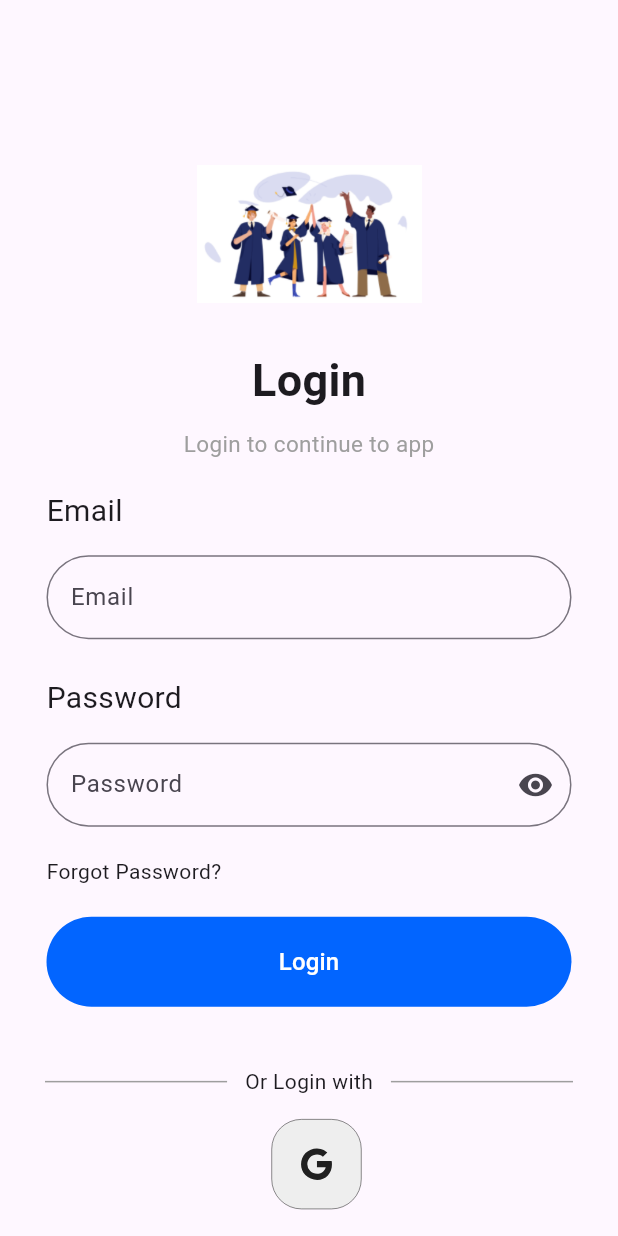
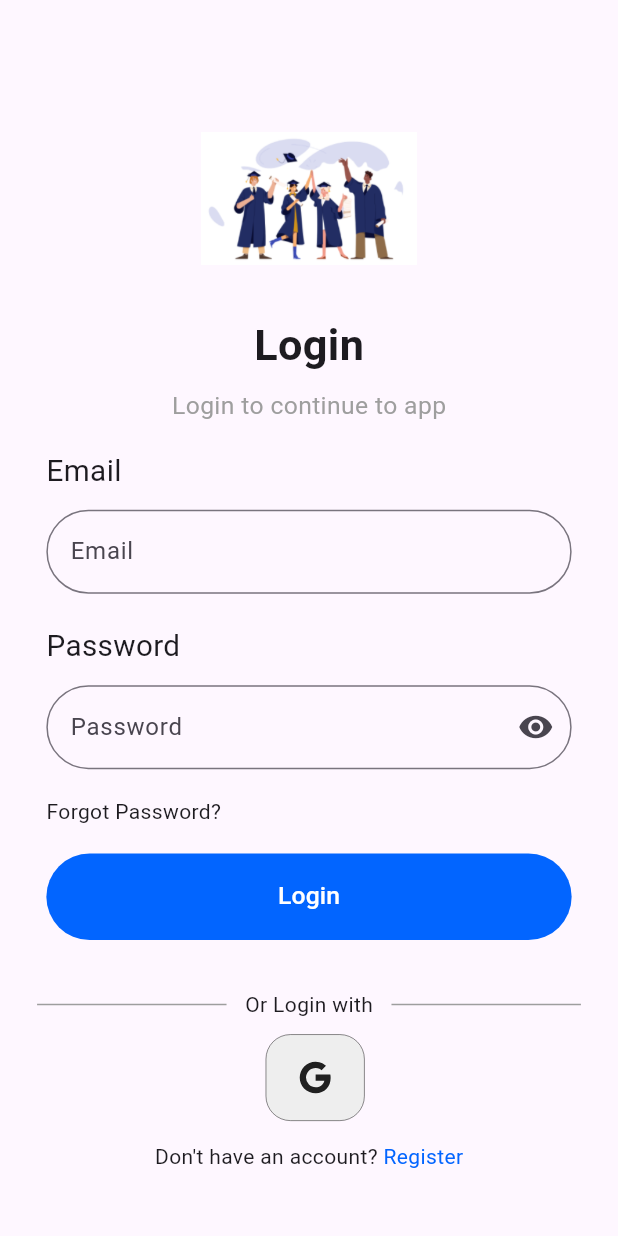
Before and after one commit to SohamDesai1/XIE-IT-HUB, a Flutter app: the screen it shows after launch, on a phone screen of 412 x 824 dp. Run offline on Flutter 3.47's test engine with Material 3 defaults, Android fonts, the phone set to English and light mode, and no system bars; our stand-ins replace animated_splash_screen, cloud_firestore, firebase_auth, firebase_core, floating_bottom_navigation_bar, flutter_riverpod and 8 more; missing offline and left inert: flutter_custom_carousel_slider, horizontal_calendar, syncfusion_flutter_pdfviewer; accounts and stored records are empty.

Commit message:
style(dimensions): changed to sizer

```diff
--- a/lib/screens/auth/login.dart
+++ b/lib/screens/auth/login.dart
@@ -5,6 +5,7 @@ import 'package:college_manager/services/auth/login.dart';
 import 'package:flutter_riverpod/flutter_riverpod.dart';
 import 'package:go_router/go_router.dart';
 import 'package:ionicons/ionicons.dart';
+import 'package:sizer/sizer.dart';
 
 class Login extends ConsumerStatefulWidget {
   const Login({super.key});
@@ -26,29 +27,29 @@ class _LoginState extends ConsumerState<Login> {
       appBar: AppBar(),
       body: SingleChildScrollView(
         child: Padding(
-          padding: const EdgeInsets.only(top: 30.0),
+          padding: EdgeInsets.only(top: 1.h),
           child: Column(
             children: [
               SizedBox(
-                width: 150,
+                width: 35.w,
                 child: Image.asset("assets/images/log.png"),
               ),
-              const SizedBox(
-                height: 30,
+              SizedBox(
+                height: 8.w,
               ),
-              const Text(
+              Text(
                 "Login",
-                style: TextStyle(fontSize: 30, fontWeight: FontWeight.w600),
+                style: TextStyle(fontSize: 7.w, fontWeight: FontWeight.w600),
               ),
-              const SizedBox(
-                height: 10,
+              SizedBox(
+                height: 1.h,
               ),
               Text(
                 "Login to continue to app",
-                style: TextStyle(fontSize: 15, color: Colors.grey[500]),
+                style: TextStyle(fontSize: 4.w, color: Colors.grey[500]),
               ),
-              const SizedBox(
-                height: 20,
+              SizedBox(
+                height: 2.h,
               ),
               Center(
                 child: Form(
@@ -56,15 +57,15 @@ class _LoginState extends ConsumerState<Login> {
                   child: Column(
                     crossAxisAlignment: CrossAxisAlignment.start,
                     children: [
-                      const Text(
+                      Text(
                         "Email",
-                        style: TextStyle(fontSize: 20),
-                      ),
-                      const SizedBox(
-                        height: 15,
+                        style: TextStyle(fontSize: 2.4.h),
                       ),
                       SizedBox(
-                        width: 350,
+                        height: 1.5.h,
+                      ),
+                      SizedBox(
+                        width: 85.w,
                         child: TextFormField(
                           controller: email,
                           decoration: InputDecoration(
@@ -73,24 +74,24 @@ class _LoginState extends ConsumerState<Login> {
                               borderSide: const BorderSide(
                                 width: 1,
                               ),
-                              borderRadius: BorderRadius.circular(50.0),
+                              borderRadius: BorderRadius.circular(5.h),
                             ),
                           ),
                           keyboardType: TextInputType.emailAddress,
                         ),
                       ),
-                      const SizedBox(
-                        height: 25,
+                      SizedBox(
+                        height: 2.5.h,
                       ),
-                      const Text(
+                      Text(
                         "Password",
-                        style: TextStyle(fontSize: 20),
-                      ),
-                      const SizedBox(
-                        height: 15,
+                        style: TextStyle(fontSize: 2.4.h),
                       ),
                       SizedBox(
-                        width: 350,
+                        height: 1.5.h,
+                      ),
+                      SizedBox(
+                        width: 85.w,
                         child: TextFormField(
                           controller: password,
                           obscureText: passwordVisible,
@@ -100,7 +101,7 @@ class _LoginState extends ConsumerState<Login> {
                               borderSide: const BorderSide(
                                 width: 1,
                               ),
-                              borderRadius: BorderRadius.circular(50.0),
+                              borderRadius: BorderRadius.circular(5.h),
                             ),
                             suffixIcon: IconButton(
                               icon: Icon(passwordVisible
@@ -118,23 +119,23 @@ class _LoginState extends ConsumerState<Login> {
                           keyboardType: TextInputType.visiblePassword,
                         ),
                       ),
-                      const SizedBox(
-                        height: 20,
+                      SizedBox(
+                        height: 2.2.h,
                       ),
                       const Text("Forgot Password?"),
-                      const SizedBox(
-                        height: 20,
+                      SizedBox(
+                        height: 2.2.h,
                       ),
                       Container(
-                        width: 350,
-                        height: 60,
+                        width: 85.w,
+                        height: 7.h,
                         decoration: BoxDecoration(
-                            borderRadius: BorderRadius.circular(50.0),
+                            borderRadius: BorderRadius.circular(5.h),
                             color: const Color.fromARGB(255, 2, 101, 255)),
                         child: TextButton(
                           onPressed: () {
                             // if (_formKey.currentState!.validate()) {
-                              // final user = auth.signInWithEmail(
+                            // final user = auth.signInWithEmail(
                             //       email.text, password.text);
                             //   if (user != null) {
                             // ref.read(goRouterNotifierProvider).isLoggedIn =
@@ -148,9 +149,10 @@ class _LoginState extends ConsumerState<Login> {
                             // }
                             // }
                           },
-                          child: const Text(
+                          child: Text(
                             "Login",
-                            style: TextStyle(fontSize: 16, color: Colors.white),
+                            style:
+                                TextStyle(fontSize: 2.h, color: Colors.white),
                           ),
                         ),
                       ),
@@ -158,43 +160,43 @@ class _LoginState extends ConsumerState<Login> {
                   ),
                 ),
               ),
-              const SizedBox(
-                height: 40,
+              SizedBox(
+                height: 4.h,
               ),
-              const Row(
+              Row(
                 children: [
                   Expanded(
                     child: Divider(
-                      indent: 30,
+                      indent: 3.h,
                       thickness: 1,
                       color: Colors.grey,
                     ),
                   ),
                   SizedBox(
-                    width: 12,
+                    width: 3.w,
                   ),
-                  Text("Or Login with"),
+                  const Text("Or Login with"),
                   SizedBox(
-                    width: 12,
+                    width: 3.w,
                   ),
                   Expanded(
                     child: Divider(
                       thickness: 1,
-                      endIndent: 30,
+                      endIndent: 3.h,
                       color: Colors.grey,
                     ),
                   ),
                 ],
               ),
-              const SizedBox(
-                height: 15,
+              SizedBox(
+                height: 1.2.h,
               ),
               Row(
                 crossAxisAlignment: CrossAxisAlignment.center,
                 mainAxisAlignment: MainAxisAlignment.center,
                 children: [
-                  const SizedBox(
-                    width: 10,
+                  SizedBox(
+                    width: 1.h,
                   ),
                   GestureDetector(
                     onTap: () {
@@ -205,10 +207,10 @@ class _LoginState extends ConsumerState<Login> {
                       }
                     },
                     child: Container(
-                      width: 60,
-                      height: 60,
+                      width: 16.w,
+                      height: 7.h,
                       decoration: BoxDecoration(
-                        borderRadius: BorderRadius.circular(20),
+                        borderRadius: BorderRadius.circular(2.h),
                         border: Border.all(width: 0.3),
                         color: Colors.grey[200],
                       ),
@@ -219,8 +221,8 @@ class _LoginState extends ConsumerState<Login> {
                   ),
                 ],
               ),
-              const SizedBox(
-                height: 15,
+              SizedBox(
+                height: 1.7.h,
               ),
               Row(
                 mainAxisAlignment: MainAxisAlignment.center,
@@ -228,7 +230,7 @@ class _LoginState extends ConsumerState<Login> {
                   const Text("Don't have an account?"),
                   GestureDetector(
                     onTap: () {
-                      GoRouter.of(context).push('/register');
+                      GoRouter.of(context).go('/register');
                     },
                     child: const Text(
                       " Register",
--- a/lib/screens/auth/register1.dart
+++ b/lib/screens/auth/register1.dart
@@ -41,11 +41,11 @@ class _RegisterState extends ConsumerState<Register> {
       body: SingleChildScrollView(
         child: Column(
           children: [
-            Image.asset(
-              "assets/images/log.png",
-              width: 100.w,
-              height: 25.h,
-            ),
+            // Image.asset(
+            //   "assets/images/log.png",
+            //   width: 80.w,
+            //   height: 15.h,
+            // ),
             SizedBox(
               height: 3.3.h,
             ),
@@ -200,29 +200,22 @@ class _RegisterState extends ConsumerState<Register> {
                     SizedBox(
                       height: 1.2.h,
                     ),
-                    const Row(
+                    Row(
+                      mainAxisAlignment: MainAxisAlignment.center,
                       children: [
-                        Text(
-                          'Already have an account ? ',
-                          style: TextStyle(
-                            color: Color(0xFF797676),
-                            fontSize: 12,
-                            fontFamily: 'Inter',
-                            fontWeight: FontWeight.w400,
+                        const Text("Already have an account?"),
+                        GestureDetector(
+                          onTap: () {
+                            GoRouter.of(context).go('/login');
+                          },
+                          child: const Text(
+                            " Login",
+                            style: TextStyle(
+                                color: Color.fromARGB(255, 2, 101, 255)),
                           ),
                         ),
-                        Text(
-                          'Login',
-                          style: TextStyle(
-                            color: Color(0xFF797676),
-                            fontSize: 12,
-                            fontFamily: 'Inter',
-                            fontWeight: FontWeight.w400,
-                            decoration: TextDecoration.underline,
-                          ),
-                        )
                       ],
-                    ),
+                    )
                   ],
                 ),
               ),
--- a/lib/widgets/tiles.dart
+++ b/lib/widgets/tiles.dart
@@ -15,7 +15,7 @@ class Tile extends StatelessWidget {
   Widget build(BuildContext context) {
     return Container(
       width: 43.w,
-      height: 15.6.h,
+      height: 16.1.h,
       decoration: BoxDecoration(
           borderRadius: const BorderRadius.only(
               topLeft: Radius.circular(5), topRight: Radius.circular(5)),
--- a/lib/widgets/tt_card.dart
+++ b/lib/widgets/tt_card.dart
@@ -28,7 +28,7 @@ class TTCard extends StatelessWidget {
   @override
   Widget build(BuildContext context) {
     return Container(
-        width: 35.w,
+        width: 36.w,
         height: 8.5.h,
         decoration: BoxDecoration(
             borderRadius: BorderRadius.circular(5),
```
